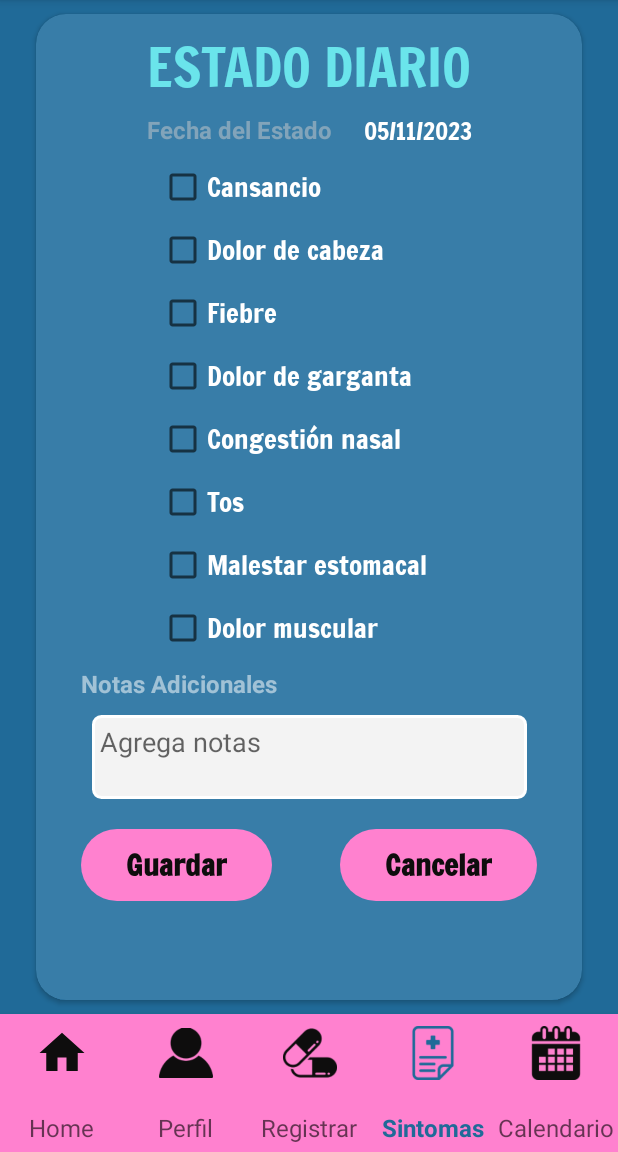
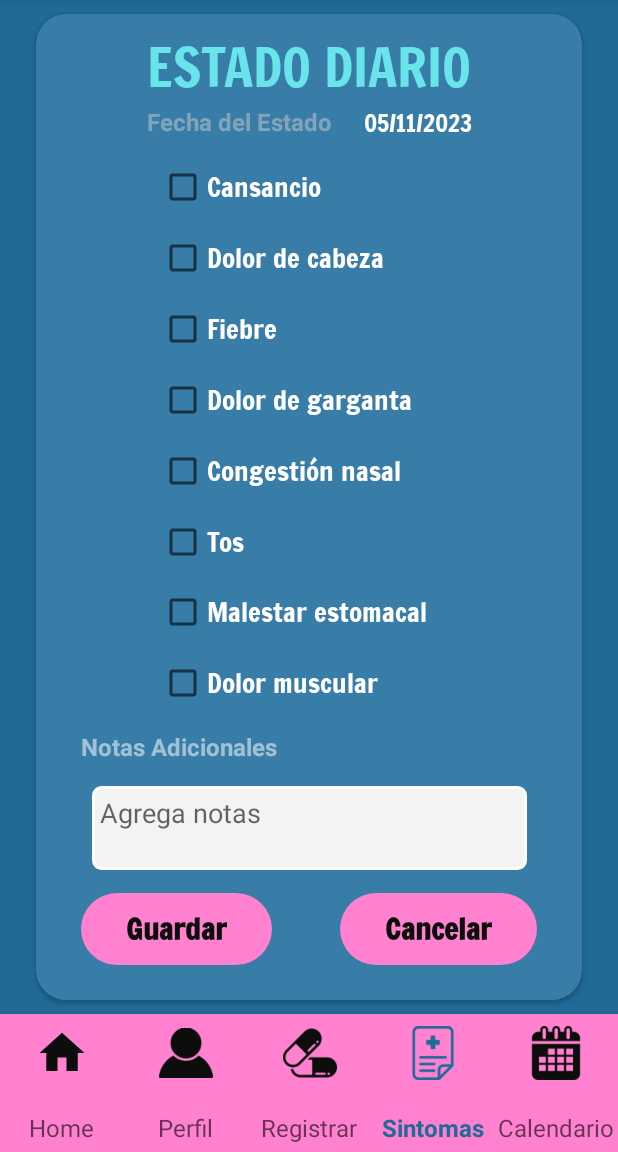
Before and after one commit to piapotasznik/PastillAppFE, an Android app: the SymptomsFragment screen opened through its navigation route, on a phone screen of 412 x 824 dp, the part 84-1236 px from its top. Run offline under Robolectric (Android 15) with nearby library versions, the phone set to English and light mode, and no system bars; our stand-ins replace Firebase (no records; nobody signed in at launch, a user with empty details on screens opened directly), navigation-ui.

Commit message:
Daily status layout fix

```diff
--- a/app/src/main/res/layout/fragment_symptoms.xml
+++ b/app/src/main/res/layout/fragment_symptoms.xml
@@ -34,7 +34,6 @@
                     style="@style/GrayText"
                     android:layout_width="wrap_content"
                     android:layout_height="wrap_content"
-                    android:layout_marginTop="5dp"
                     android:text="Fecha del Estado"
                     android:textSize="16sp"
                     android:textStyle="bold"
@@ -54,84 +53,98 @@
                     android:textColor="@color/celesteClaro"
                     android:textSize="35sp"
                     android:textStyle="normal"
+                    app:layout_constraintBottom_toTopOf="@+id/textView9"
                     app:layout_constraintEnd_toEndOf="parent"
                     app:layout_constraintStart_toStartOf="parent"
-                    app:layout_constraintTop_toTopOf="parent" />
+                    app:layout_constraintTop_toTopOf="parent"
+                    app:layout_constraintVertical_chainStyle="spread_inside" />
 
                 <TextView
                     android:id="@+id/dateTimeToday"
                     android:layout_width="wrap_content"
                     android:layout_height="wrap_content"
-                    android:layout_marginTop="5dp"
+                    android:fontFamily="@font/francois_one"
                     android:text="@string/date_today"
                     android:textColor="@color/white"
                     android:textSize="16sp"
-                    android:fontFamily="@font/francois_one"
                     app:layout_constraintEnd_toEndOf="@+id/dailyStatusTitle"
-                    app:layout_constraintTop_toBottomOf="@+id/dailyStatusTitle"/>
+                    app:layout_constraintTop_toBottomOf="@+id/dailyStatusTitle" />
 
                 <CheckBox
                     android:id="@+id/fatigueCheckBox"
                     style="@style/CheckBoxStyle"
                     android:text="Cansancio"
+                    app:layout_constraintBottom_toTopOf="@+id/headacheCheckbox"
+                    app:layout_constraintEnd_toEndOf="parent"
                     app:layout_constraintStart_toStartOf="parent"
-                    app:layout_constraintEnd_toEndOf="parent"
                     app:layout_constraintTop_toBottomOf="@+id/dateTimeToday" />
 
                 <CheckBox
                     android:id="@+id/headacheCheckbox"
                     style="@style/CheckBoxStyle"
                     android:text="Dolor de cabeza"
+                    app:layout_constraintBottom_toTopOf="@+id/feverCheckbox"
+                    app:layout_constraintEnd_toEndOf="parent"
                     app:layout_constraintStart_toStartOf="parent"
-                    app:layout_constraintEnd_toEndOf="parent"
                     app:layout_constraintTop_toBottomOf="@+id/fatigueCheckBox" />
 
                 <CheckBox
                     android:id="@+id/feverCheckbox"
                     style="@style/CheckBoxStyle"
                     android:text="Fiebre"
+                    app:layout_constraintBottom_toTopOf="@+id/soreThroatCheckbox"
+                    app:layout_constraintEnd_toEndOf="parent"
                     app:layout_constraintStart_toStartOf="parent"
-                    app:layout_constraintEnd_toEndOf="parent"
                     app:layout_constraintTop_toBottomOf="@+id/headacheCheckbox" />
 
                 <CheckBox
                     android:id="@+id/soreThroatCheckbox"
                     style="@style/CheckBoxStyle"
                     android:text="Dolor de garganta"
+                    app:layout_constraintBottom_toTopOf="@+id/stuffyNoseCheckbox"
+                    app:layout_constraintEnd_toEndOf="parent"
+                    app:layout_constraintHorizontal_bias="0.5"
                     app:layout_constraintStart_toStartOf="parent"
-                    app:layout_constraintEnd_toEndOf="parent"
                     app:layout_constraintTop_toBottomOf="@+id/feverCheckbox" />
 
                 <CheckBox
                     android:id="@+id/stuffyNoseCheckbox"
                     style="@style/CheckBoxStyle"
                     android:text="Congestión nasal"
+                    app:layout_constraintBottom_toTopOf="@+id/coughCheckbox"
+                    app:layout_constraintEnd_toEndOf="parent"
+                    app:layout_constraintHorizontal_bias="0.5"
                     app:layout_constraintStart_toStartOf="parent"
-                    app:layout_constraintEnd_toEndOf="parent"
                     app:layout_constraintTop_toBottomOf="@+id/soreThroatCheckbox" />
 
                 <CheckBox
                     android:id="@+id/coughCheckbox"
                     style="@style/CheckBoxStyle"
                     android:text="Tos"
+                    app:layout_constraintBottom_toTopOf="@+id/stomachAcheCheckbox"
+                    app:layout_constraintEnd_toEndOf="parent"
+                    app:layout_constraintHorizontal_bias="0.5"
                     app:layout_constraintStart_toStartOf="parent"
-                    app:layout_constraintEnd_toEndOf="parent"
                     app:layout_constraintTop_toBottomOf="@+id/stuffyNoseCheckbox" />
 
                 <CheckBox
                     android:id="@+id/stomachAcheCheckbox"
                     style="@style/CheckBoxStyle"
                     android:text="Malestar estomacal"
+                    app:layout_constraintBottom_toTopOf="@+id/musclePainCheckbox"
+                    app:layout_constraintEnd_toEndOf="parent"
+                    app:layout_constraintHorizontal_bias="0.5"
                     app:layout_constraintStart_toStartOf="parent"
-                    app:layout_constraintEnd_toEndOf="parent"
                     app:layout_constraintTop_toBottomOf="@+id/coughCheckbox" />
 
                 <CheckBox
                     android:id="@+id/musclePainCheckbox"
                     style="@style/CheckBoxStyle"
                     android:text="Dolor muscular"
+                    app:layout_constraintBottom_toTopOf="@+id/textView10"
+                    app:layout_constraintEnd_toEndOf="parent"
+                    app:layout_constraintHorizontal_bias="0.5"
                     app:layout_constraintStart_toStartOf="parent"
-                    app:layout_constraintEnd_toEndOf="parent"
                     app:layout_constraintTop_toBottomOf="@+id/stomachAcheCheckbox" />
 
 
@@ -140,12 +153,12 @@
                     style="@style/GrayText"
                     android:layout_width="wrap_content"
                     android:layout_height="wrap_content"
-                    android:layout_marginTop="10dp"
                     android:layout_marginHorizontal="30dp"
                     android:text="@string/notas_adicionales"
                     android:textColor="@color/white_white_transparency"
                     android:textSize="16sp"
                     android:textStyle="bold"
+                    app:layout_constraintBottom_toTopOf="@+id/editNotes3"
                     app:layout_constraintStart_toStartOf="parent"
                     app:layout_constraintTop_toBottomOf="@+id/musclePainCheckbox" />
 
@@ -154,14 +167,15 @@
                     android:id="@+id/editNotes3"
                     android:layout_width="290dp"
                     android:layout_height="56dp"
-                    android:layout_marginTop="10dp"
                     android:background="@drawable/custom_rectangle"
                     android:gravity="top"
                     android:hint="Agrega notas"
                     android:paddingStart="5dp"
                     android:paddingTop="5dp"
+                    app:layout_constraintBottom_toTopOf="@+id/saveBtn"
+                    app:layout_constraintEnd_toEndOf="parent"
+                    app:layout_constraintHorizontal_bias="0.5"
                     app:layout_constraintStart_toStartOf="parent"
-                    app:layout_constraintEnd_toEndOf="parent"
                     app:layout_constraintTop_toBottomOf="@+id/textView10" />
 
                 <Button
@@ -169,8 +183,6 @@
                     android:layout_width="wrap_content"
                     android:layout_height="wrap_content"
                     android:layout_marginHorizontal="30dp"
-                    android:layout_marginTop="20dp"
-                    android:layout_marginBottom="10dp"
                     android:background="@drawable/round_button"
                     android:gravity="center"
                     android:paddingHorizontal="30dp"
@@ -181,15 +193,16 @@
                     android:textStyle="bold"
                     android:theme="@style/Theme.PastillApp.ButtonSave"
                     app:fontFamily="@font/francois_one"
+                    app:layout_constraintBottom_toBottomOf="parent"
                     app:layout_constraintStart_toStartOf="parent"
-                    app:layout_constraintTop_toBottomOf="@+id/editNotes3" />
+                    app:layout_constraintTop_toBottomOf="@+id/editNotes3"
+                    app:layout_constraintVertical_chainStyle="spread_inside"/>
+
                 <Button
                     android:id="@+id/cxlBtn"
                     android:layout_width="wrap_content"
                     android:layout_height="wrap_content"
                     android:layout_marginHorizontal="30dp"
-                    android:layout_marginTop="20dp"
-                    android:layout_marginBottom="10dp"
                     android:background="@drawable/round_button"
                     android:gravity="center"
                     android:paddingHorizontal="30dp"
@@ -201,8 +214,10 @@
                     android:textStyle="bold"
                     android:theme="@style/Theme.PastillApp.ButtonCxl"
                     app:fontFamily="@font/francois_one"
+                    app:layout_constraintBottom_toBottomOf="parent"
                     app:layout_constraintEnd_toEndOf="parent"
-                    app:layout_constraintTop_toBottomOf="@+id/editNotes3" />
+                    app:layout_constraintTop_toBottomOf="@+id/editNotes3"
+                    app:layout_constraintVertical_chainStyle="spread_inside"/>
 
             </androidx.constraintlayout.widget.ConstraintLayout>
         </androidx.cardview.widget.CardView>
--- a/app/src/main/res/values/styles.xml
+++ b/app/src/main/res/values/styles.xml
@@ -65,7 +65,6 @@
     <item name="android:fontFamily">@font/francois_one</item>
     <item name="android:layout_width">200dp</item>
     <item name="android:layout_height">wrap_content</item>
-    <item name="android:layout_marginTop">10dp</item>
     <item name="android:textColor">@color/white</item>
     <item name="android:textSize">18sp</item>
     }
```
